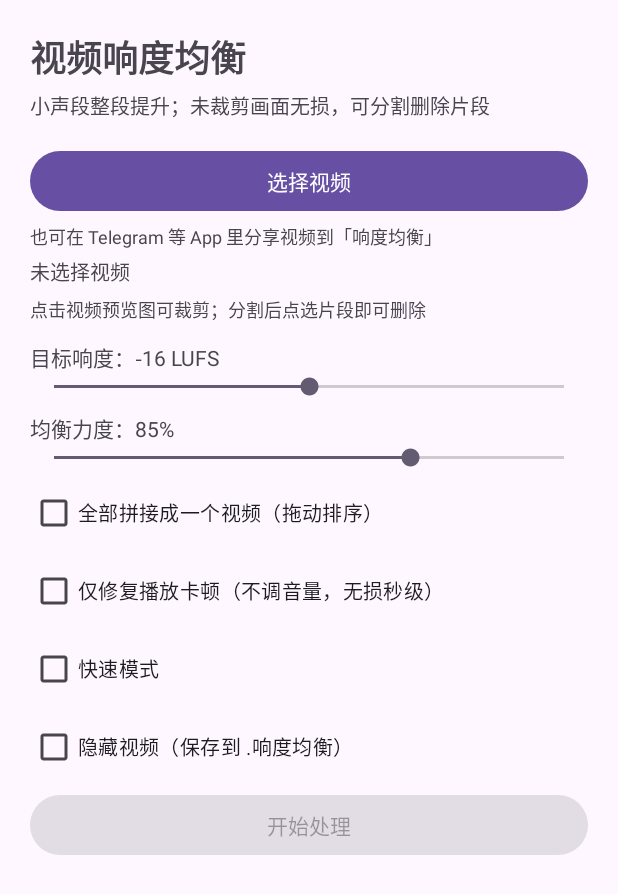
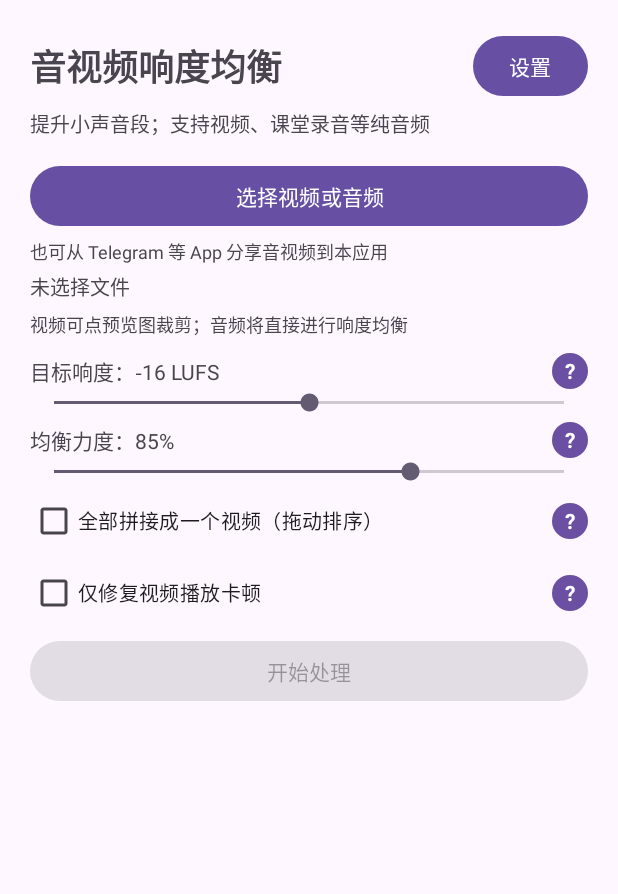
Before and after one commit to yuanc1204/loudness-normalizer, an Android app: the screen it shows after launch (MainActivity), on a phone screen of 412 x 824 dp. Shown: the top 894 px of the screen. Run offline under Robolectric (Android 15) with nearby library versions, the light colour scheme and no system bars; libraries missing offline, so code that uses them is left out: com.antonkarpenko.ffmpegkit.

Commit message:
安卓 App：新增音频均衡与设置页

```diff
--- /dev/null
+++ b/android/app/src/main/res/drawable/bg_help_circle.xml
@@ -0,0 +1,6 @@
+<?xml version="1.0" encoding="utf-8"?>
+<shape xmlns:android="http://schemas.android.com/apk/res/android"
+    android:shape="oval">
+    <solid android:color="#6B4FA3" />
+    <size android:width="24dp" android:height="24dp" />
+</shape>
--- a/android/app/src/main/res/layout/activity_main.xml
+++ b/android/app/src/main/res/layout/activity_main.xml
@@ -5,32 +5,47 @@
     android:orientation="vertical"
     android:padding="20dp">
 
+    <LinearLayout
+        android:layout_width="match_parent"
+        android:layout_height="wrap_content"
+        android:gravity="center_vertical"
+        android:orientation="horizontal">
+
         <TextView
+            android:layout_width="0dp"
+            android:layout_height="wrap_content"
+            android:layout_weight="1"
+            android:text="音视频响度均衡"
+            android:textSize="24sp"
+            android:textStyle="bold" />
+
+        <Button
+            android:id="@+id/btnSettings"
             android:layout_width="wrap_content"
             android:layout_height="wrap_content"
-        android:text="视频响度均衡"
-        android:textSize="24sp"
-        android:textStyle="bold" />
+            android:minWidth="0dp"
+            android:text="设置" />
+    </LinearLayout>
 
     <TextView
         android:layout_width="wrap_content"
         android:layout_height="wrap_content"
         android:layout_marginTop="4dp"
-        android:text="小声段整段提升；未裁剪画面无损，可分割删除片段"
+        android:text="提升小声音段；支持视频、课堂录音等纯音频"
         android:textSize="13sp" />
 
     <Button
         android:id="@+id/btnPick"
         android:layout_width="match_parent"
         android:layout_height="wrap_content"
-        android:layout_marginTop="16dp"
-        android:text="选择视频" />
+        android:layout_marginTop="14dp"
+        android:text="选择视频或音频" />
 
     <TextView
         android:layout_width="wrap_content"
         android:layout_height="wrap_content"
         android:layout_marginTop="4dp"
-        android:text="也可在 Telegram 等 App 里分享视频到「响度均衡」"
+        android:text="也可从 Telegram 等 App 分享音视频到本应用"
         android:textSize="12sp" />
 
     <TextView
@@ -38,7 +53,7 @@
         android:layout_width="wrap_content"
         android:layout_height="wrap_content"
         android:layout_marginTop="4dp"
-        android:text="未选择视频"
+        android:text="未选择文件"
         android:textSize="13sp" />
 
     <androidx.recyclerview.widget.RecyclerView
@@ -51,15 +66,33 @@
         android:layout_width="wrap_content"
         android:layout_height="wrap_content"
         android:layout_marginTop="2dp"
-        android:text="点击视频预览图可裁剪；分割后点选片段即可删除"
+        android:text="视频可点预览图裁剪；音频将直接进行响度均衡"
         android:textSize="12sp" />
+
+    <LinearLayout
+        android:layout_width="match_parent"
+        android:layout_height="wrap_content"
+        android:layout_marginTop="10dp"
+        android:gravity="center_vertical"
+        android:orientation="horizontal">
 
         <TextView
             android:id="@+id/tvTarget"
-        android:layout_width="wrap_content"
+            android:layout_width="0dp"
             android:layout_height="wrap_content"
-        android:layout_marginTop="12dp"
+            android:layout_weight="1"
             android:text="目标响度：-16 LUFS" />
+
+        <TextView
+            android:id="@+id/helpTarget"
+            android:layout_width="24dp"
+            android:layout_height="24dp"
+            android:background="@drawable/bg_help_circle"
+            android:gravity="center"
+            android:text="?"
+            android:textColor="#FFFFFF"
+            android:textStyle="bold" />
+    </LinearLayout>
 
     <SeekBar
         android:id="@+id/sbTarget"
@@ -68,12 +101,30 @@
         android:max="8"
         android:progress="4" />
 
+    <LinearLayout
+        android:layout_width="match_parent"
+        android:layout_height="wrap_content"
+        android:layout_marginTop="4dp"
+        android:gravity="center_vertical"
+        android:orientation="horizontal">
+
         <TextView
             android:id="@+id/tvStrength"
-        android:layout_width="wrap_content"
+            android:layout_width="0dp"
             android:layout_height="wrap_content"
-        android:layout_marginTop="8dp"
+            android:layout_weight="1"
             android:text="均衡力度：85%" />
+
+        <TextView
+            android:id="@+id/helpStrength"
+            android:layout_width="24dp"
+            android:layout_height="24dp"
+            android:background="@drawable/bg_help_circle"
+            android:gravity="center"
+            android:text="?"
+            android:textColor="#FFFFFF"
+            android:textStyle="bold" />
+    </LinearLayout>
 
     <SeekBar
         android:id="@+id/sbStrength"
@@ -82,37 +133,55 @@
         android:max="50"
         android:progress="35" />
 
+    <LinearLayout
+        android:layout_width="match_parent"
+        android:layout_height="wrap_content"
+        android:gravity="center_vertical"
+        android:orientation="horizontal">
+
         <CheckBox
             android:id="@+id/cbConcat"
-        android:layout_width="wrap_content"
+            android:layout_width="0dp"
             android:layout_height="wrap_content"
-        android:layout_marginTop="4dp"
+            android:layout_weight="1"
             android:text="全部拼接成一个视频（拖动排序）"
             android:textSize="13sp" />
 
+        <TextView
+            android:id="@+id/helpConcat"
+            android:layout_width="24dp"
+            android:layout_height="24dp"
+            android:background="@drawable/bg_help_circle"
+            android:gravity="center"
+            android:text="?"
+            android:textColor="#FFFFFF"
+            android:textStyle="bold" />
+    </LinearLayout>
+
+    <LinearLayout
+        android:layout_width="match_parent"
+        android:layout_height="wrap_content"
+        android:gravity="center_vertical"
+        android:orientation="horizontal">
+
         <CheckBox
             android:id="@+id/cbRepair"
-        android:layout_width="wrap_content"
+            android:layout_width="0dp"
             android:layout_height="wrap_content"
-        android:layout_marginTop="4dp"
-        android:text="仅修复播放卡顿（不调音量，无损秒级）"
+            android:layout_weight="1"
+            android:text="仅修复视频播放卡顿"
             android:textSize="13sp" />
 
-    <CheckBox
-        android:id="@+id/cbFast"
-        android:layout_width="wrap_content"
-        android:layout_height="wrap_content"
-        android:layout_marginTop="4dp"
-        android:text="快速模式"
-        android:textSize="13sp" />
-
-    <CheckBox
-        android:id="@+id/cbHideVideos"
-        android:layout_width="wrap_content"
-        android:layout_height="wrap_content"
-        android:layout_marginTop="4dp"
-        android:text="隐藏视频（保存到 .响度均衡）"
-        android:textSize="13sp" />
+        <TextView
+            android:id="@+id/helpRepair"
+            android:layout_width="24dp"
+            android:layout_height="24dp"
+            android:background="@drawable/bg_help_circle"
+            android:gravity="center"
+            android:text="?"
+            android:textColor="#FFFFFF"
+            android:textStyle="bold" />
+    </LinearLayout>
 
     <Button
         android:id="@+id/btnStart"
```
Also changed, not shown: android/app/build.gradle (+4 -3 lines), android/app/src/main/AndroidManifest.xml (+6 -1 lines), android/app/src/main/java/com/yc/loudnorm/MainActivity.kt (+78 -42 lines), android/app/src/main/java/com/yc/loudnorm/ProcessingService.kt (+8 -8 lines), android/app/src/main/java/com/yc/loudnorm/SettingsActivity.kt (added, +91 -0 lines), android/app/src/main/java/com/yc/loudnorm/VideoProcessor.kt (+162 -11 lines), android/app/src/main/res/layout/activity_settings.xml (added, +113 -0 lines), 1 other file. Lines whose indentation alone changed are shown as unchanged.
